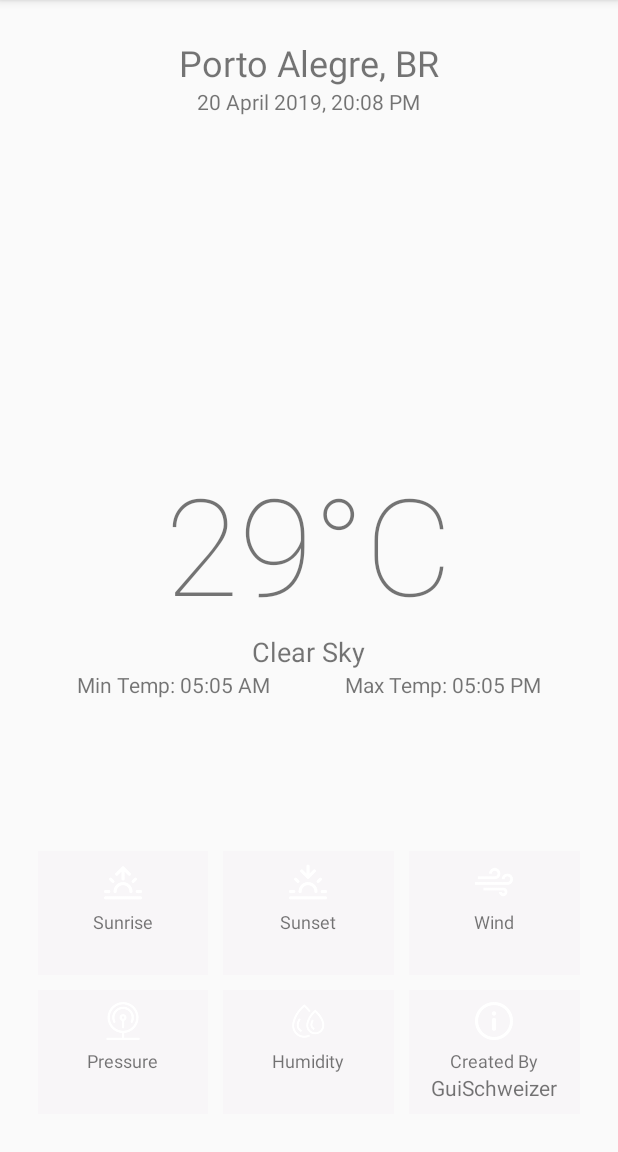
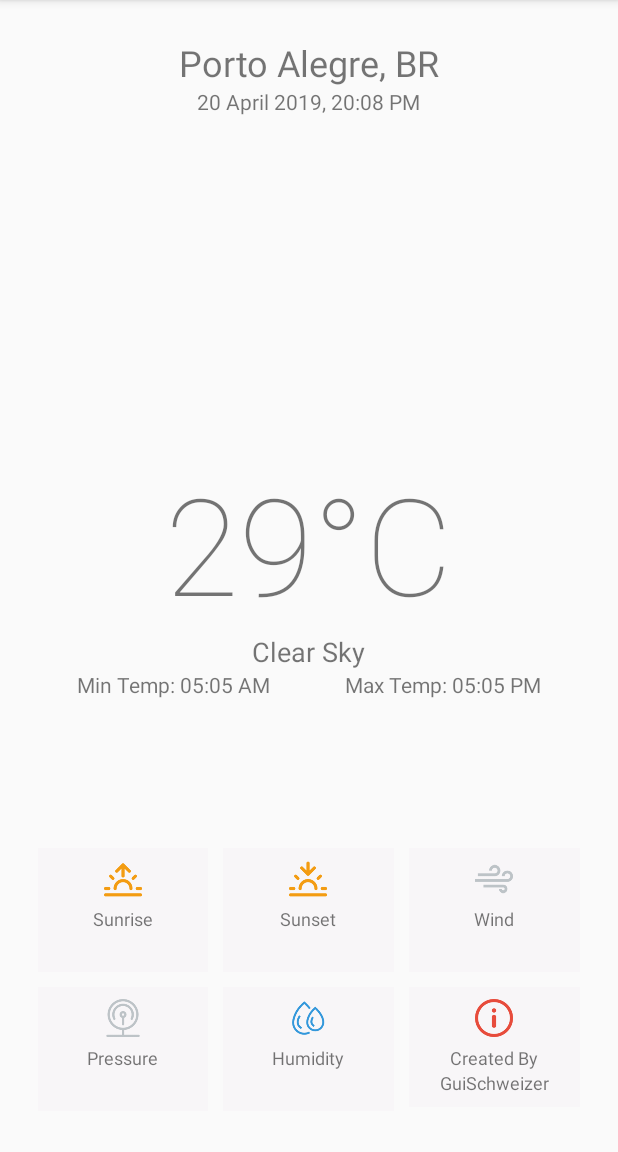
Before and after one commit to Guischweizer/my-weather-app, an Android app: the screen it shows after launch (MainActivity), on a phone screen of 412 x 824 dp, the part 84-1236 px from its top. Run offline under Robolectric (Android 15) with nearby library versions, the phone set to English and light mode, and no system bars; 1 statement that could not run was skipped.

Commit message:
Formatted files

```diff
--- a/app/src/main/res/drawable/bg_gradient.xml
+++ b/app/src/main/res/drawable/bg_gradient.xml
@@ -1,10 +1,9 @@
 <?xml version="1.0" encoding="utf-8"?>
-<selector xmlns:android="http://schemas.android.com/apk/res/android">
-    <shape xmlns:android="http://schemas.android.com/apk/res/android"
-        android:shape="rectangle" />
+<selector xmlns:tools="http://schemas.android.com/tools" xmlns:android="http://schemas.android.com/apk/res/android">
+    <shape android:shape="rectangle" />
     <gradient
         android:angle="90"
         android:startColor="#9561a1"
         android:endColor="#122259"
-        android:type="linear"/>
+        android:type="linear" tools:ignore="StateListReachable" />
 </selector>
--- a/app/src/main/res/layout/activity_main.xml
+++ b/app/src/main/res/layout/activity_main.xml
@@ -1,28 +1,49 @@
 <?xml version="1.0" encoding="utf-8"?>
-    <RelativeLayout xmlns:android="http://schemas.android.com/apk/res/android"
-        android:orientation="vertical"
+<RelativeLayout xmlns:android="http://schemas.android.com/apk/res/android"
+    android:layout_width="match_parent"
+    android:layout_height="match_parent"
+    android:background="@drawable/bg_gradient"
+    android:orientation="vertical"
+    android:padding="25dp">
+
+
+    <RelativeLayout
+        android:id="@+id/mainContainer"
         android:layout_width="match_parent"
         android:layout_height="match_parent"
-        android:padding="25dp"
-        android:background="@drawable/bg_gradient">
+        android:background="@drawable/bg_gradient"
+        android:visibility="visible">
 
-    <RelativeLayout android:id="@+id/mainContainer" android:layout_width="match_parent"
-        android:layout_height="match_parent" android:visibility="visible">
-        <LinearLayout android:id="@+id/addressContainer" android:layout_width="match_parent"
-            android:layout_height="wrap_content" android:orientation="vertical"
-            android:gravity="center">
-            <TextView android:id="@+id/address" android:layout_width="wrap_content"
-                android:layout_height="wrap_content" android:textSize="24sp"
-                android:text="@string/city_name"/>
-            <TextView android:id="@+id/updated_at" android:layout_width="wrap_content"
-                android:layout_height="wrap_content" android:textSize="14sp"
-                android:text="@string/updated_at"/>
+        <LinearLayout
+            android:id="@+id/addressContainer"
+            android:layout_width="match_parent"
+            android:layout_height="wrap_content"
+            android:gravity="center"
+            android:orientation="vertical">
+
+            <TextView
+                android:id="@+id/address"
+                android:layout_width="wrap_content"
+                android:layout_height="wrap_content"
+                android:text="@string/city_name"
+                android:textSize="24sp" />
+
+            <TextView
+                android:id="@+id/updated_at"
+                android:layout_width="wrap_content"
+                android:layout_height="wrap_content"
+                android:text="@string/updated_at"
+                android:textSize="14sp" />
         </LinearLayout>
 
 
-        <LinearLayout android:id="@+id/overviewContainer" android:layout_width="match_parent"
-            android:layout_height="wrap_content" android:orientation="vertical"
-            android:layout_centerInParent="true">
+        <LinearLayout
+            android:id="@+id/overviewContainer"
+            android:layout_width="match_parent"
+            android:layout_height="wrap_content"
+            android:layout_centerVertical="true"
+            android:layout_marginBottom="@dimen/margin_bottom_medium"
+            android:orientation="vertical">
 
             <TextView
                 android:id="@+id/temp"
@@ -33,134 +54,302 @@
                 android:text="@string/actual_temperature"
                 android:textSize="90sp" />
 
-            <TextView android:id="@+id/status" android:layout_width="wrap_content"
-                android:layout_height="wrap_content" android:textSize="18sp"
+            <TextView
+                android:id="@+id/status"
+                android:layout_width="wrap_content"
+                android:layout_height="wrap_content"
                 android:layout_gravity="center"
-                android:text="@string/sky_status"/>
+                android:text="@string/sky_status"
+                android:textSize="18sp" />
 
-            <LinearLayout android:layout_width="match_parent" android:layout_height="wrap_content"
-                android:orientation="horizontal" android:gravity="center">
-                <TextView android:id="@+id/temp_min" android:layout_width="wrap_content"
-                    android:layout_height="wrap_content" android:text="@string/min_temp"/>
-                <Space android:layout_width="50dp" android:layout_height="wrap_content"/>
+            <LinearLayout
+                android:layout_width="match_parent"
+                android:layout_height="wrap_content"
+                android:gravity="center"
+                android:orientation="horizontal">
 
-                <TextView android:id="@+id/temp_max" android:layout_width="wrap_content"
-                    android:layout_height="wrap_content" android:text="@string/max_temp"/>
+                <TextView
+                    android:id="@+id/temp_min"
+                    android:layout_width="wrap_content"
+                    android:layout_height="wrap_content"
+                    android:text="@string/min_temp" />
+
+                <Space
+                    android:layout_width="50dp"
+                    android:layout_height="wrap_content" />
+
+                <TextView
+                    android:id="@+id/temp_max"
+                    android:layout_width="wrap_content"
+                    android:layout_height="wrap_content"
+                    android:text="@string/max_temp" />
             </LinearLayout>
 
         </LinearLayout>
 
+        <LinearLayout
+            android:id="@+id/detailsContainer"
+            android:layout_width="match_parent"
+            android:layout_height="wrap_content"
+            android:layout_alignBottom="@id/overviewContainer"
+            android:layout_alignParentBottom="true"
+            android:layout_marginBottom="2dp"
+            android:orientation="vertical">
 
-        <LinearLayout android:id="@+id/detailsContainer" android:layout_width="match_parent"
-            android:layout_height="wrap_content" android:orientation="vertical"
-            android:layout_alignParentBottom="true">
-            <LinearLayout android:layout_width="match_parent" android:layout_height="wrap_content"
-                android:orientation="horizontal" android:weightSum="3">
-                <LinearLayout android:layout_width="0dp" android:layout_height="wrap_content"
-                    android:orientation="vertical" android:layout_weight="1"
-                    android:gravity="center" android:padding="8dp"
-                    android:background="#3CF1EBF1">
-                    <ImageView android:layout_width="25dp" android:layout_height="25dp"
-                        android:src="@drawable/sunrise" android:tint="#FFFFFF"
-                        android:contentDescription="@string/images" />
-                    <Space android:layout_width="wrap_content" android:layout_height="5dp"/>
-                    <TextView android:layout_width="wrap_content" android:layout_height="wrap_content"
-                        android:textSize="12sp" android:text="@string/sunrise_text"/>
-                    <TextView android:id="@+id/sunrise" android:layout_width="wrap_content"
-                        android:layout_height="wrap_content" android:textSize="14sp"
-                        android:text=""/>
+            <LinearLayout
+                android:layout_width="match_parent"
+                android:layout_height="wrap_content"
+                android:orientation="horizontal"
+                android:weightSum="3">
+
+                <LinearLayout
+                    android:layout_width="0dp"
+                    android:layout_height="wrap_content"
+                    android:layout_weight="1"
+                    android:background="#3CF1EBF1"
+                    android:gravity="center"
+                    android:orientation="vertical"
+                    android:padding="8dp">
+
+                    <ImageView
+                        android:layout_width="25dp"
+                        android:layout_height="25dp"
+                        android:contentDescription="@string/images"
+                        android:src="@drawable/sunrise"
+                        android:tint="#f39c12" />
+
+                    <Space
+                        android:layout_width="wrap_content"
+                        android:layout_height="5dp" />
+
+                    <TextView
+                        android:layout_width="wrap_content"
+                        android:layout_height="wrap_content"
+                        android:text="@string/sunrise_text"
+                        android:textSize="12sp" />
+
+                    <TextView
+                        android:id="@+id/sunrise"
+                        android:layout_width="wrap_content"
+                        android:layout_height="wrap_content"
+                        android:text=""
+                        android:textSize="14sp" />
                 </LinearLayout>
-                <Space android:layout_width="10dp" android:layout_height="wrap_content"/>
-                <LinearLayout android:layout_width="0dp" android:layout_height="wrap_content"
-                    android:orientation="vertical" android:layout_weight="1"
-                    android:gravity="center" android:padding="8dp"
-                    android:background="#3CF1EBF1">
-                    <ImageView android:layout_width="25dp" android:layout_height="25dp"
-                        android:src="@drawable/sunset" android:tint="#FFFFFF" android:contentDescription="@string/images"/>
-                    <Space android:layout_width="wrap_content" android:layout_height="5dp"/>
-                    <TextView android:layout_width="wrap_content" android:layout_height="wrap_content"
-                        android:textSize="12sp" android:text="@string/sunset_text"/>
-                    <TextView android:id="@+id/sunset" android:layout_width="wrap_content"
-                        android:layout_height="wrap_content" android:textSize="14sp"
-                        android:text=""/>
+
+                <Space
+                    android:layout_width="10dp"
+                    android:layout_height="wrap_content" />
+
+                <LinearLayout
+                    android:layout_width="0dp"
+                    android:layout_height="wrap_content"
+                    android:layout_weight="1"
+                    android:background="#3CF1EBF1"
+                    android:gravity="center"
+                    android:orientation="vertical"
+                    android:padding="8dp">
+
+                    <ImageView
+                        android:layout_width="25dp"
+                        android:layout_height="25dp"
+                        android:contentDescription="@string/images"
+                        android:src="@drawable/sunset"
+                        android:tint="#f39c12" />
+
+                    <Space
+                        android:layout_width="wrap_content"
+                        android:layout_height="5dp" />
+
+                    <TextView
+                        android:layout_width="wrap_content"
+                        android:layout_height="wrap_content"
+                        android:text="@string/sunset_text"
+                        android:textSize="12sp" />
+
+                    <TextView
+                        android:id="@+id/sunset"
+                        android:layout_width="wrap_content"
+                        android:layout_height="wrap_content"
+                        android:text=""
+                        android:textSize="14sp" />
                 </LinearLayout>
-                <Space android:layout_width="10dp" android:layout_height="wrap_content"/>
-                <LinearLayout android:layout_width="0dp" android:layout_height="wrap_content"
-                    android:orientation="vertical" android:layout_weight="1"
-                    android:gravity="center" android:padding="8dp"
-                    android:background="#3CF1EBF1">
-                    <ImageView android:layout_width="25dp" android:layout_height="25dp"
-                        android:src="@drawable/wind" android:tint="#FFFFFF"
-                        android:contentDescription="@string/images"/>
-                    <Space android:layout_width="wrap_content" android:layout_height="5dp"/>
-                    <TextView android:layout_width="wrap_content" android:layout_height="wrap_content"
-                        android:textSize="12sp" android:text="@string/wind_text"/>
-                    <TextView android:id="@+id/wind" android:layout_width="wrap_content"
-                        android:layout_height="wrap_content" android:textSize="14sp"
-                        android:text=""/>
+
+                <Space
+                    android:layout_width="10dp"
+                    android:layout_height="wrap_content" />
+
+                <LinearLayout
+                    android:layout_width="0dp"
+                    android:layout_height="wrap_content"
+                    android:layout_weight="1"
+                    android:background="#3CF1EBF1"
+                    android:gravity="center"
+                    android:orientation="vertical"
+                    android:padding="8dp">
+
+                    <ImageView
+                        android:layout_width="25dp"
+                        android:layout_height="25dp"
+                        android:contentDescription="@string/images"
+                        android:src="@drawable/wind"
+                        android:tint="#bdc3c7" />
+
+                    <Space
+                        android:layout_width="wrap_content"
+                        android:layout_height="5dp" />
+
+                    <TextView
+                        android:layout_width="wrap_content"
+                        android:layout_height="wrap_content"
+                        android:text="@string/wind_text"
+                        android:textSize="12sp" />
+
+                    <TextView
+                        android:id="@+id/wind"
+                        android:layout_width="wrap_content"
+                        android:layout_height="wrap_content"
+                        android:text=""
+                        android:textSize="14sp" />
                 </LinearLayout>
             </LinearLayout>
 
-            <Space android:layout_width="wrap_content" android:layout_height="10dp"/>
+            <Space
+                android:layout_width="wrap_content"
+                android:layout_height="10dp" />
 
-            <LinearLayout android:layout_width="match_parent" android:layout_height="wrap_content"
-                android:orientation="horizontal" android:weightSum="3">
-                <LinearLayout android:layout_width="0dp" android:layout_height="wrap_content"
-                    android:orientation="vertical" android:layout_weight="1"
-                    android:gravity="center" android:padding="8dp"
-                    android:background="#3CF1EBF1">
-                    <ImageView android:layout_width="25dp" android:layout_height="25dp"
-                        android:src="@drawable/pressure" android:tint="#FFFFFF"
+            <LinearLayout
+                android:layout_width="match_parent"
+                android:layout_height="wrap_content"
+                android:orientation="horizontal"
+                android:weightSum="3">
+
+                <LinearLayout
+                    android:layout_width="0dp"
+                    android:layout_height="wrap_content"
+                    android:layout_weight="1"
+                    android:background="#3CF1EBF1"
+                    android:gravity="center"
+                    android:orientation="vertical"
+                    android:padding="8dp">
+
+                    <ImageView
+                        android:layout_width="25dp"
+                        android:layout_height="25dp"
                         android:contentDescription="@string/images"
-                        />
-                    <Space android:layout_width="wrap_content" android:layout_height="5dp"/>
-                    <TextView android:layout_width="wrap_content" android:layout_height="wrap_content"
-                        android:textSize="12sp" android:text="@string/pressure_text"/>
-                    <TextView android:id="@+id/pressure" android:layout_width="wrap_content"
-                        android:layout_height="wrap_content" android:textSize="14sp"
-                        android:text=""/>
+                        android:src="@drawable/pressure"
+                        android:tint="#bdc3c7" />
+
+                    <Space
+                        android:layout_width="wrap_content"
+                        android:layout_height="5dp" />
+
+                    <TextView
+                        android:layout_width="wrap_content"
+                        android:layout_height="wrap_content"
+                        android:text="@string/pressure_text"
+                        android:textSize="12sp" />
+
+                    <TextView
+                        android:id="@+id/pressure"
+                        android:layout_width="wrap_content"
+                        android:layout_height="wrap_content"
+                        android:text=""
+                        android:textSize="14sp" />
                 </LinearLayout>
-                <Space android:layout_width="10dp" android:layout_height="wrap_content"/>
-                <LinearLayout android:layout_width="0dp" android:layout_height="wrap_content"
-                    android:orientation="vertical" android:layout_weight="1"
-                    android:gravity="center" android:padding="8dp"
-                    android:background="#3CF1EBF1">
-                    <ImageView android:layout_width="25dp" android:layout_height="25dp"
-                        android:src="@drawable/humidity" android:tint="#FFFFFF" android:contentDescription="@string/images"/>
-                    <Space android:layout_width="wrap_content" android:layout_height="5dp"/>
-                    <TextView android:layout_width="wrap_content" android:layout_height="wrap_content"
-                        android:textSize="12sp" android:text="@string/humidity_text"/>
-                    <TextView android:id="@+id/humidity" android:layout_width="wrap_content"
-                        android:layout_height="wrap_content" android:textSize="14sp"
-                        android:text=""/>
+
+                <Space
+                    android:layout_width="10dp"
+                    android:layout_height="wrap_content" />
+
+                <LinearLayout
+                    android:layout_width="0dp"
+                    android:layout_height="wrap_content"
+                    android:layout_weight="1"
+                    android:background="#3CF1EBF1"
+                    android:gravity="center"
+                    android:orientation="vertical"
+                    android:padding="8dp">
+
+                    <ImageView
+                        android:layout_width="25dp"
+                        android:layout_height="25dp"
+                        android:contentDescription="@string/images"
+                        android:src="@drawable/humidity"
+                        android:tint="#3498db" />
+
+                    <Space
+                        android:layout_width="wrap_content"
+                        android:layout_height="5dp" />
+
+                    <TextView
+                        android:layout_width="wrap_content"
+                        android:layout_height="wrap_content"
+                        android:text="@string/humidity_text"
+                        android:textSize="12sp" />
+
+                    <TextView
+                        android:id="@+id/humidity"
+                        android:layout_width="wrap_content"
+                        android:layout_height="wrap_content"
+                        android:text=""
+                        android:textSize="14sp" />
                 </LinearLayout>
-                <Space android:layout_width="10dp" android:layout_height="wrap_content"/>
-                <LinearLayout android:layout_width="0dp" android:layout_height="wrap_content"
-                    android:orientation="vertical" android:layout_weight="1"
-                    android:gravity="center" android:padding="8dp"
-                    android:background="#3CF1EBF1">
-                    <ImageView android:layout_width="25dp" android:layout_height="25dp"
-                        android:src="@drawable/info" android:tint="#FFFFFF"
-                        android:contentDescription="@string/info_image" />
-                    <Space android:layout_width="wrap_content" android:layout_height="5dp"/>
-                    <TextView android:layout_width="wrap_content" android:layout_height="wrap_content"
-                        android:textSize="12sp" android:text="@string/created_by_text"/>
-                    <TextView android:id="@+id/about" android:layout_width="wrap_content"
-                        android:layout_height="wrap_content" android:textSize="14sp"
-                        android:text="@string/author"/>
+
+                <Space
+                    android:layout_width="10dp"
+                    android:layout_height="wrap_content" />
+
+                <LinearLayout
+                    android:layout_width="0dp"
+                    android:layout_height="wrap_content"
+                    android:layout_weight="1"
+                    android:background="#3CF1EBF1"
+                    android:gravity="center"
+                    android:orientation="vertical"
+                    android:padding="8dp">
+
+                    <ImageView
+                        android:layout_width="25dp"
+                        android:layout_height="25dp"
+                        android:contentDescription="@string/info_image"
+                        android:src="@drawable/info"
+                        android:tint="#e74c3c" />
+
+                    <Space
+                        android:layout_width="wrap_content"
+                        android:layout_height="5dp" />
+
+                    <TextView
+                        android:layout_width="wrap_content"
+                        android:layout_height="wrap_content"
+                        android:text="@string/created_by_text"
+                        android:textSize="12sp" />
+
+                    <TextView
+                        android:id="@+id/about"
+                        android:layout_width="wrap_content"
+                        android:layout_height="wrap_content"
+                        android:text="@string/author"
+                        android:textSize="12sp" />
                 </LinearLayout>
             </LinearLayout>
         </LinearLayout>
 
     </RelativeLayout>
 
+    <ProgressBar
+        android:id="@+id/loader"
+        android:layout_width="wrap_content"
+        android:layout_height="wrap_content"
+        android:layout_centerInParent="true"
+        android:visibility="gone" />
 
-    <ProgressBar android:id="@+id/loader" android:layout_width="wrap_content"
-        android:layout_height="wrap_content" android:layout_centerInParent="true"
-        android:visibility="gone"/>
+    <TextView
+        android:id="@+id/errorText"
+        android:layout_width="wrap_content"
+        android:layout_height="wrap_content"
+        android:layout_centerInParent="true"
+        android:text="@string/error_text"
+        android:visibility="gone" />
 
-    <TextView android:id="@+id/errorText" android:layout_width="wrap_content"
-        android:layout_height="wrap_content" android:layout_centerInParent="true"
-        android:visibility="gone" android:text="@string/error_text"/>
-
-    </RelativeLayout>
+</RelativeLayout>
--- /dev/null
+++ b/app/src/main/res/values/dimens.xml
@@ -0,0 +1,4 @@
+<?xml version="1.0" encoding="utf-8"?>
+<resources>
+    <dimen name="margin_bottom_medium">50sp</dimen>
+</resources>
```
Also changed, not shown: app/src/main/AndroidManifest.xml (+7 -6 lines).
